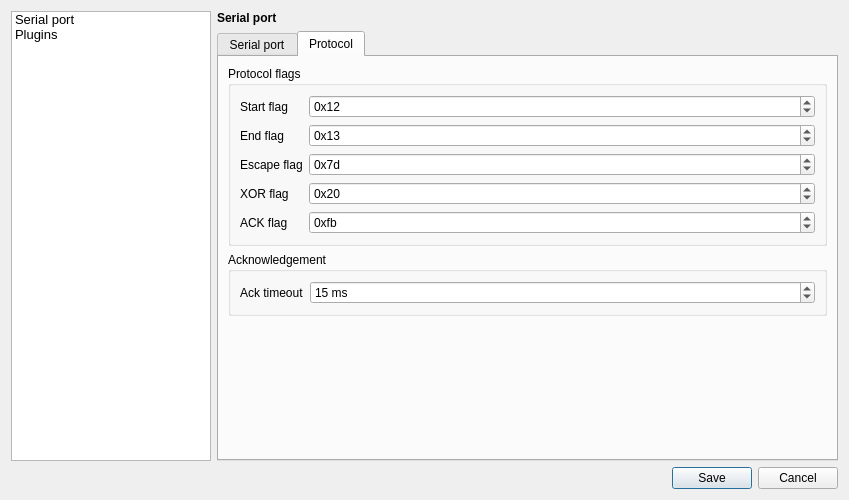
First picture: the form in Desktop/settingsdialog.ui, repository azais-corentin/SliderBar, before the edit.
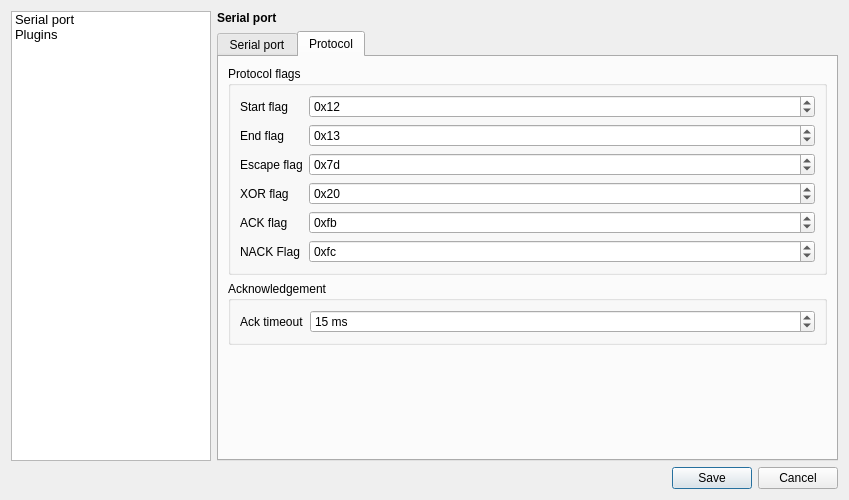
Second picture: the form after the edit. The open tabs and pages were chosen to show the change.

What changed in the file:
```diff
--- a/Desktop/settingsdialog.ui
+++ b/Desktop/settingsdialog.ui
@@ -375,6 +375,29 @@
                 </property>
                </widget>
               </item>
+              <item row="5" column="0">
+               <widget class="QLabel" name="lNACKFlag">
+                <property name="text">
+                 <string>NACK Flag</string>
+                </property>
+               </widget>
+              </item>
+              <item row="5" column="1">
+               <widget class="QSpinBox" name="eNACKFlag">
+                <property name="prefix">
+                 <string>0x</string>
+                </property>
+                <property name="maximum">
+                 <number>255</number>
+                </property>
+                <property name="value">
+                 <number>252</number>
+                </property>
+                <property name="displayIntegerBase">
+                 <number>16</number>
+                </property>
+               </widget>
+              </item>
              </layout>
             </widget>
            </item>
```
Left out of the diff: 2 changed lines with no effect on the pictures.
